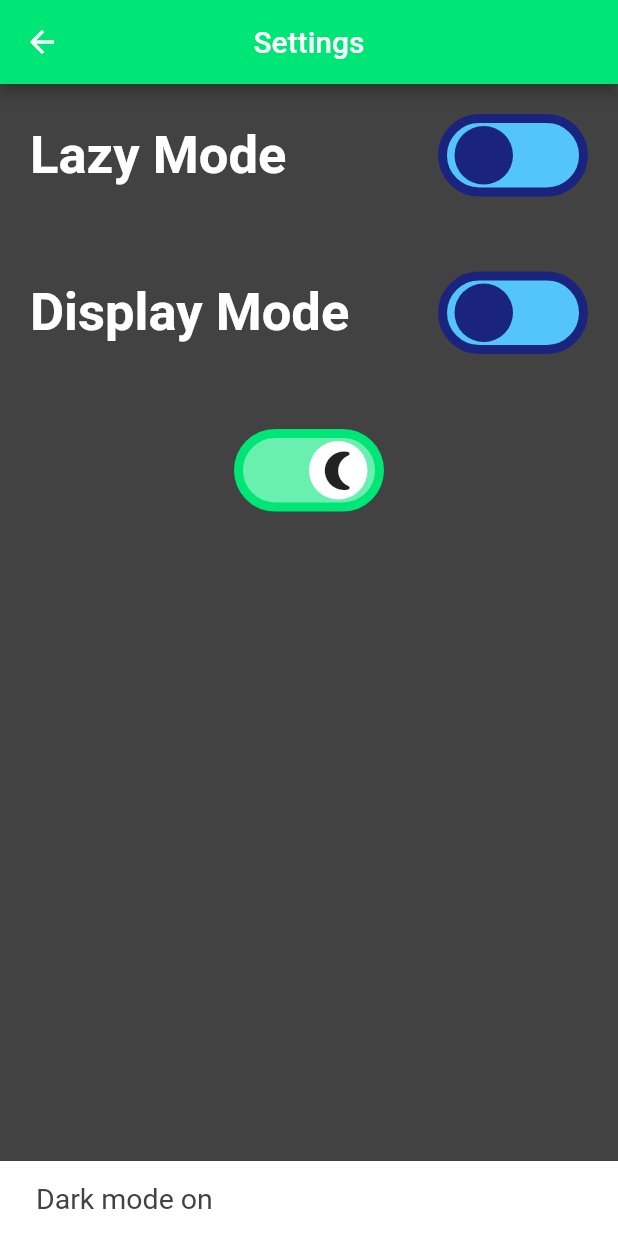
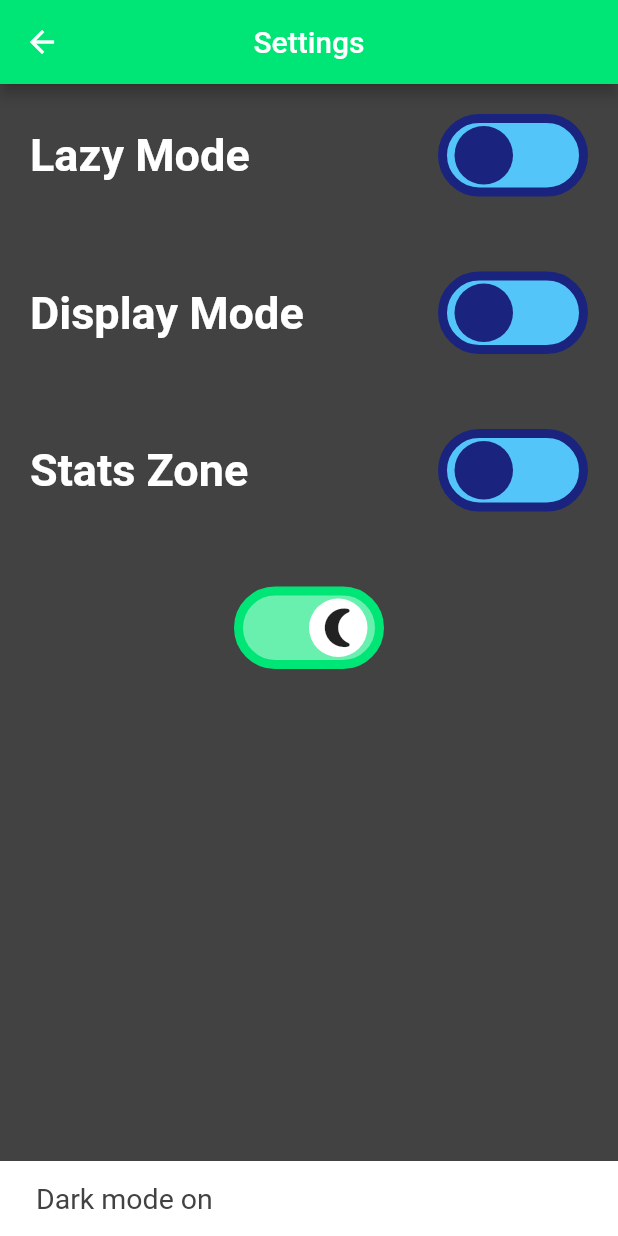
Before and after one commit to bossbeagle1509/corona_virus_tracker, a Flutter app: the SettingsPage screen opened by its route, after a tap on the "wb sunny" icon, on a phone screen of 412 x 824 dp. Run offline on Flutter 3.47's test engine with Material 2 defaults, Android fonts, the phone set to English and light mode, and no system bars; drawn by our look-alikes of flutter_switch; our stand-ins replace dropdown_search, flutter_spinkit, font_awesome_flutter, google_fonts, shared_preferences; missing offline and left inert: sliding_switch; accounts and stored records are empty; network calls fail.

Commit message:
Allow switching between india and global stats. More State Management as well.

```diff
--- a/lib/main.dart
+++ b/lib/main.dart
@@ -1,4 +1,5 @@
 import 'package:corona_virus_tracker/providers/appSettings.dart';
+import 'package:corona_virus_tracker/providers/dataStore.dart';
 import 'package:corona_virus_tracker/providers/dateStuff.dart';
 import 'package:corona_virus_tracker/screens/advanced_card_viewer.dart';
 import 'package:corona_virus_tracker/screens/uiBuilder.dart';
@@ -26,6 +27,9 @@ class MyApp extends StatelessWidget {
         ),
         ChangeNotifierProvider(
           create: (ctx) => DateStuff(),
+        ),
+        ChangeNotifierProvider(
+          create: (ctx) => DataStore(),
         ),
       ],
       child: MaterialApp(
@@ -63,6 +67,7 @@ class _InitPageState extends State<InitPage> {
     getLazyMode(context);
     getTileMode(context);
     getDates(context);
+    getStatsZone(context);
 
     WidgetsBinding.instance
         .addPostFrameCallback((_) => print('Post-frame callback is here !'));
--- a/lib/screens/card_view.dart
+++ b/lib/screens/card_view.dart
@@ -1,4 +1,5 @@
 import 'package:corona_virus_tracker/providers/appSettings.dart';
+import 'package:corona_virus_tracker/providers/dataStore.dart';
 import 'package:corona_virus_tracker/providers/dateStuff.dart';
 import 'package:corona_virus_tracker/utils/conveniences.dart';
 import 'package:corona_virus_tracker/utils/drawer.dart';
@@ -19,12 +20,12 @@ class _CardViewState extends State<CardView> {
   Networker instance = Networker();
 
   Color standardBlue = Colors.indigo[900];
-  bool selState = false;
 
   @override
   Widget build(BuildContext context) {
     final _appSettings = Provider.of<AppSettings>(context);
     final _dateStuff = Provider.of<DateStuff>(context);
+    final _dataStore = Provider.of<DataStore>(context);
     return Scaffold(
       backgroundColor: _appSettings.theme,
       drawer: Theme(
@@ -70,36 +71,29 @@ class _CardViewState extends State<CardView> {
               crossAxisAlignment: CrossAxisAlignment.center,
               children: [
                 SlidingSwitch(
-                  value: selState,
+                  value: _dateStuff.sliderVal,
                   width: 250,
                   onChanged: (bool value) async {
-                    setState(() {
-                      selState = value;
-                    });
-                    print('The boolean is now $selState');
-                    await instance.refresh(context: context, mode: selState);
-                    print('Loading new page with $selState mode');
-                    setState(() {});
+                    _dateStuff.toggleSliderVal();
+                    await instance.handlerWithoutPush(
+                        context: context, mode: _dateStuff.sliderVal);
+                    // setState(() {});
                   },
                   height: 55,
                   animationDuration: const Duration(milliseconds: 400),
                   onTap: (bool value) {
                     setState(() {
-                      selState = value;
+                      _dateStuff.toggleSliderVal();
                     });
-                    print('The boolean is now $selState');
-                    instance.refresh(context: context, mode: selState);
-                    print('Loading new page with $selState mode');
-                    setState(() {});
+                    instance.handlerWithoutPush(
+                        context: context, mode: _dateStuff.sliderVal);
+                    // setState(() {});
                   },
                   onSwipe: (bool value) async {
-                    setState(() {
-                      selState = value;
-                    });
-                    print('The boolean is now $selState');
-                    await instance.refresh(context: context, mode: selState);
-                    print('Loading new page with $selState mode');
-                    setState(() {});
+                    _dateStuff.toggleSliderVal();
+                    await instance.handlerWithoutPush(
+                        context: context, mode: _dateStuff.sliderVal);
+                    // setState(() {});
                   },
                   textOff: "Yesterday",
                   textOn: "Day Before",
@@ -142,7 +136,7 @@ class _CardViewState extends State<CardView> {
                                     mainAxisAlignment: MainAxisAlignment.end,
                                     children: [
                                       Text(
-                                        lastUpdate,
+                                        _dataStore.lastUpdate,
                                         style: kData.copyWith(fontSize: 13),
                                       ),
                                     ],
@@ -158,14 +152,15 @@ class _CardViewState extends State<CardView> {
                           ),
                           Element(
                             title: 'Date ',
-                            data: date.toString(),
+                            data: _dataStore.date.toString(),
                           ),
                           Row(
                             mainAxisAlignment: MainAxisAlignment.spaceBetween,
                             children: [
                               Text(
                                 'Confirmed: ',
-                                style: kTitle.copyWith(fontSize: 19),
+                                style: kTitle.copyWith(
+                                    fontSize: _appSettings.lazyMode ? 22 : 19),
                               ),
                               SizedBox(
                                 width: MediaQuery.of(context).size.width * 0.15,
@@ -174,7 +169,8 @@ class _CardViewState extends State<CardView> {
                                 mainAxisAlignment: MainAxisAlignment.end,
                                 children: [
                                   Text(
-                                    _appSettings.customDataFormatter(confirmed),
+                                    _appSettings.customDataFormatter(
+                                        _dataStore.confirmed),
                                     style: kData.copyWith(fontSize: 19),
                                   ),
                                 ],
@@ -186,32 +182,43 @@ class _CardViewState extends State<CardView> {
                             height: MediaQuery.of(context).size.height * 0.05,
                           ),
                           Element(
+                            title: 'Confirm. Diff.',
+                            data: _appSettings
+                                .customDataFormatter(_dataStore.confirmedDiff),
+                          ),
+                          Element(
                             title: 'Active',
-                            data: _appSettings.customDataFormatter(active),
+                            data: _appSettings
+                                .customDataFormatter(_dataStore.active),
                           ),
                           Element(
                             title: 'Deaths',
-                            data: _appSettings.customDataFormatter(deaths),
+                            data: _appSettings
+                                .customDataFormatter(_dataStore.deaths),
                           ),
                           Element(
                             title: 'Recovered',
-                            data: _appSettings.customDataFormatter(recovered),
+                            data: _appSettings
+                                .customDataFormatter(_dataStore.recovered),
                           ),
                           Element(
                             title: 'Fatality Rate',
-                            data: fatalityRate.toString(),
+                            data: _dataStore.fatalityRate.toString(),
                           ),
                           Element(
                             title: 'Active Diff',
-                            data: _appSettings.customDataFormatter(activeDiff),
+                            data: _appSettings
+                                .customDataFormatter(_dataStore.activeDiff),
                           ),
                           Element(
                             title: 'Death Diff',
-                            data: _appSettings.customDataFormatter(deathDiff),
+                            data: _appSettings
+                                .customDataFormatter(_dataStore.deathDiff),
                           ),
                           Element(
                             title: 'Recov. Diff ',
-                            data: _appSettings.customDataFormatter(recovDiff),
+                            data: _appSettings
+                                .customDataFormatter(_dataStore.recovDiff),
                           ),
                         ],
                       ),
--- a/lib/screens/settings_page.dart
+++ b/lib/screens/settings_page.dart
@@ -1,4 +1,5 @@
 import 'package:corona_virus_tracker/providers/appSettings.dart';
+import 'package:corona_virus_tracker/providers/dateStuff.dart';
 import 'package:corona_virus_tracker/utils/conveniences.dart';
 import 'package:flutter/material.dart';
 import 'package:flutter_switch/flutter_switch.dart';
@@ -15,7 +16,9 @@ class SettingsPage extends StatefulWidget {
 class _SettingsPageState extends State<SettingsPage> {
   @override
   Widget build(BuildContext context) {
+    double _textSize = 30;
     final _appSettings = Provider.of<AppSettings>(context);
+    final _dateStuff = Provider.of<DateStuff>(context);
 
     return Scaffold(
       backgroundColor: _appSettings.theme,
@@ -40,7 +43,7 @@ class _SettingsPageState extends State<SettingsPage> {
                     style: TextStyle(
                       color: _appSettings.textColorMode,
                       fontWeight: FontWeight.bold,
-                      fontSize: 35,
+                      fontSize: _textSize,
                     ),
                   ),
                 ),
@@ -93,7 +96,7 @@ class _SettingsPageState extends State<SettingsPage> {
                     style: TextStyle(
                       color: _appSettings.textColorMode,
                       fontWeight: FontWeight.bold,
-                      fontSize: 35,
+                      fontSize: _textSize,
                     ),
                   ),
                 ),
@@ -134,6 +137,60 @@ class _SettingsPageState extends State<SettingsPage> {
             SizedBox(
               height: 50,
             ),
+            Row(
+              children: [
+                GestureDetector(
+                  onTap: () => infoDialog(
+                      context,
+                      'Toggles between showing global stats and indian stats on the homepage.',
+                      'Info'),
+                  child: Text(
+                    'Stats Zone',
+                    style: TextStyle(
+                      color: _appSettings.textColorMode,
+                      fontWeight: FontWeight.bold,
+                      fontSize: _textSize,
+                    ),
+                  ),
+                ),
+                Spacer(),
+                FlutterSwitch(
+                  width: 100.0,
+                  height: 55.0,
+                  toggleSize: 45.0,
+                  borderRadius: 30.0,
+                  padding: 2.0,
+                  inactiveToggleColor: Colors.indigo[900],
+                  activeSwitchBorder: Border.all(
+                    color: Colors.greenAccent[400],
+                    width: 6.0,
+                  ),
+                  inactiveSwitchBorder: Border.all(
+                    color: Colors.indigo[900],
+                    width: 6.0,
+                  ),
+                  activeColor: Colors.greenAccent,
+                  inactiveColor: Color(0xFF54C5F8),
+                  value: _dateStuff.statsZone,
+                  onToggle: (value) async {
+                    final prefs = await SharedPreferences.getInstance();
+                    await prefs.setBool('statsZone', value);
+                    print('Entry made');
+
+                    _dateStuff.toggleStatsZone(context);
+                    showSnack(
+                        context,
+                        _dateStuff.statsZone
+                            ? 'Switched to global stats'
+                            : 'Switched to indian stats');
+                  },
+                ),
+              ],
+            ),
+            SizedBox(
+              height: 50,
+            ),
+            // slider for dark mode
             Center(
               child: FlutterSwitch(
                 width: 100.0,
--- a/lib/utils/drawer.dart
+++ b/lib/utils/drawer.dart
@@ -131,7 +131,7 @@ class _NavDrawerState extends State<NavDrawer> {
               padding: const EdgeInsets.all(5.0),
               child: Center(
                 child: Text(
-                  'Version: 1.2.0',
+                  'Version: 1.3.0',
                   style: controlledDrawerStyle(
                       textColor: _appSettings.textColorMode, fontSize: 10),
                 ),
--- a/pubspec.yaml
+++ b/pubspec.yaml
@@ -15,7 +15,7 @@ publish_to: 'none' # Remove this line if you wish to publish to pub.dev
 # In iOS, build-name is used as CFBundleShortVersionString while build-number used as CFBundleVersion.
 # Read more about iOS versioning at
 # https://developer.apple.com/library/archive/documentation/General/Reference/InfoPlistKeyReference/Articles/CoreFoundationKeys.html
-version: 1.2.0
+version: 1.3.0
 
 environment:
   sdk: ">=2.7.0 <3.0.0"
```
Also changed, not shown: lib/providers/dataStore.dart (added, +46 -0 lines), lib/providers/dateStuff.dart (+45 -6 lines), lib/screens/advanced_card_viewer.dart (+19 -14 lines), lib/screens/advanced_tile_viewer.dart (+41 -33 lines), lib/screens/tile_view.dart (+56 -53 lines), lib/utils/constants.dart (+11 -11 lines), lib/utils/conveniences.dart (+17 -2 lines), lib/utils/getter.dart (+39 -28 lines).
